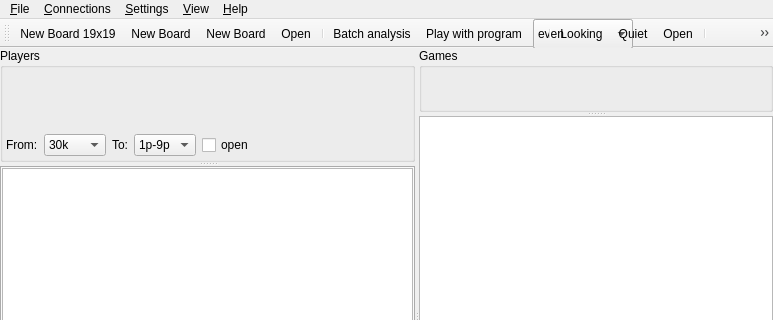
The window that src/clientwindow_gui.ui (bernds/q5Go) describes before a commit, drawn with Qt 5; both pictures show x 0 to 773 and y 0 to 320 of the 773 by 591 pixel window.
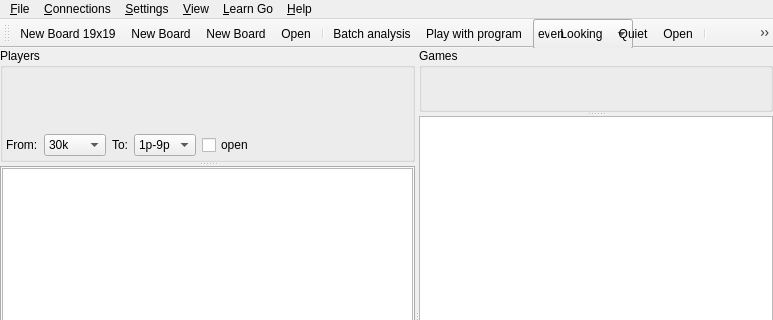
The same window after the commit. Icons and pictures are not drawn. Custom widgets are drawn as their Qt base class.

Commit message: Make the tutorials available as menu items in board/client windows

What changed in the file:
```diff
--- a/src/clientwindow_gui.ui
+++ b/src/clientwindow_gui.ui
@@ -782,6 +782,12 @@
 	<addaction name="viewMenuBar"/>
 	<addaction name="viewStatusBar"/>
       </widget>
+      <widget class="QMenu" name="menu_Learn_Go">
+	<property name="title">
+	  <string>&amp;Learn Go</string>
+	</property>
+	<addaction name="actionTutorials"/>
+      </widget>
       <widget class="QMenu" name="helpMenu">
 	<property name="title">
 	  <string>&amp;Help</string>
@@ -797,6 +803,7 @@
       <addaction name="PopupMenu"/>
       <addaction name="PopupMenu_2"/>
       <addaction name="PopupMenu_3"/>
+      <addaction name="menu_Learn_Go"/>
       <addaction name="helpMenu"/>
     </widget>
     <action name="fileOpen">
```
Left out of the diff: 8 changed lines with no effect on the pictures. The commit also changes 3 other files.
